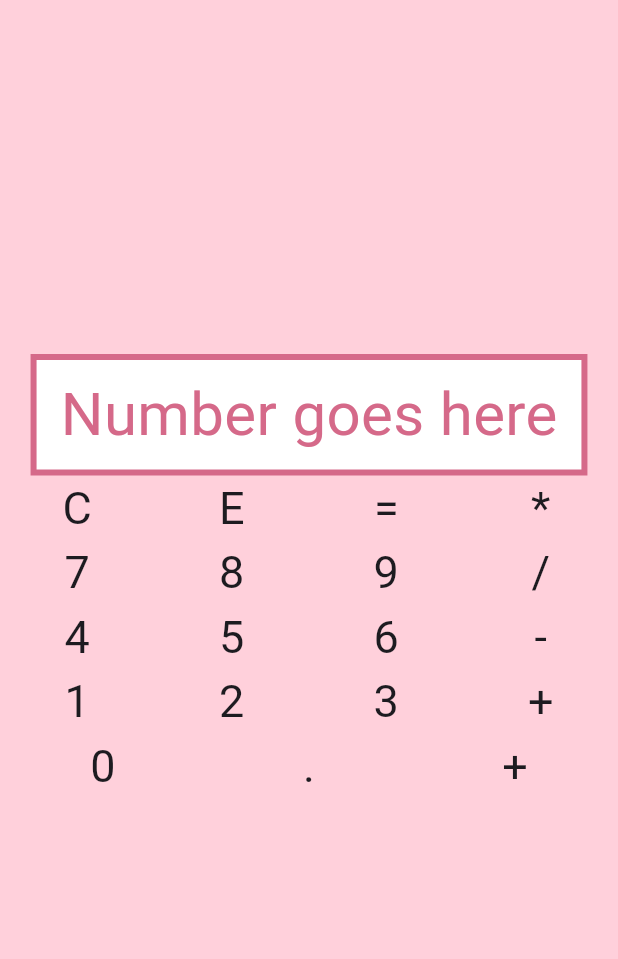
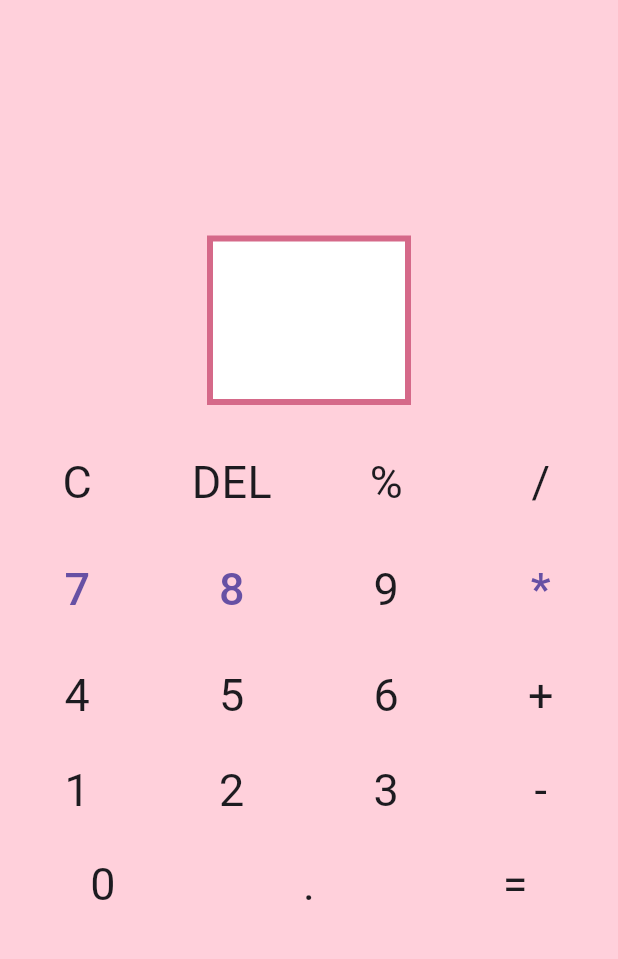
Before and after one commit to strawbloom/calculator, a Flutter app: the screen it shows after launch, on a phone screen of 412 x 824 dp, the part 84-1043 px from its top. Run offline on Flutter 3.47's test engine with Material 3 defaults, Android fonts, the phone set to English and light mode, and no system bars; our stand-ins replace flutter_svg, google_fonts.

Commit message:
Testing calculation logic, and introduce spacing between calculator button rows.

```diff
--- a/lib/home.dart
+++ b/lib/home.dart
@@ -56,6 +56,19 @@ class CalculatorBody extends StatefulWidget {
 }
 
 class _CalculatorBodyState extends State<CalculatorBody> {
+  int number1 = 0;
+  int number2 = 0;
+  int result = 0;
+
+  void showNumber() {
+    Text(
+      '$result',
+      style: GoogleFonts.jersey15(
+        textStyle: TextStyle(fontSize: 40, color: Color(0xffD56989)),
+      ),
+    );
+  }
+
   @override
   Widget build(BuildContext context) {
     return SafeArea(
@@ -77,25 +90,32 @@ class _CalculatorBodyState extends State<CalculatorBody> {
                   child: Expanded(
                     child: Padding(
                       padding: EdgeInsetsGeometry.only(
-                        top: 8,
-                        right: 16,
-                        bottom: 8,
-                        left: 16,
+                        top: 16,
+                        right: 32,
+                        bottom: 16,
+                        left: 32,
                       ),
-                      child: Text(
-                        'Number goes here',
+                      child: TextButton(
+                        onPressed: () {
+                          print(result = number1 + number2);
+                          Text(
+                            '$result',
                             style: GoogleFonts.jersey15(
                               textStyle: TextStyle(
                                 fontSize: 40,
                                 color: Color(0xffD56989),
                               ),
                             ),
+                          );
+                        },
+                        child: Text('', style: TextStyle(fontSize: 40)),
                       ),
                     ),
                   ),
                 ),
               ],
             ),
+            SizedBox(height: 30),
             Row(
               children: [
                 Expanded(
@@ -111,7 +131,7 @@ class _CalculatorBodyState extends State<CalculatorBody> {
                 Expanded(
                   child: Center(
                     child: Text(
-                      'E',
+                      'DEL',
                       style: GoogleFonts.jersey15(
                         textStyle: TextStyle(fontSize: 30),
                       ),
@@ -121,51 +141,7 @@ class _CalculatorBodyState extends State<CalculatorBody> {
                 Expanded(
                   child: Center(
                     child: Text(
-                      '=',
-                      style: GoogleFonts.jersey15(
-                        textStyle: TextStyle(fontSize: 30),
-                      ),
-                    ),
-                  ),
-                ),
-                Expanded(
-                  child: Center(
-                    child: Text(
-                      '*',
-                      style: GoogleFonts.jersey15(
-                        textStyle: TextStyle(fontSize: 30),
-                      ),
-                    ),
-                  ),
-                ),
-              ],
-            ),
-            Row(
-              children: [
-                Expanded(
-                  child: Center(
-                    child: Text(
-                      '7',
-                      style: GoogleFonts.jersey15(
-                        textStyle: TextStyle(fontSize: 30),
-                      ),
-                    ),
-                  ),
-                ),
-                Expanded(
-                  child: Center(
-                    child: Text(
-                      '8',
-                      style: GoogleFonts.jersey15(
-                        textStyle: TextStyle(fontSize: 30),
-                      ),
-                    ),
-                  ),
-                ),
-                Expanded(
-                  child: Center(
-                    child: Text(
-                      '9',
+                      '%',
                       style: GoogleFonts.jersey15(
                         textStyle: TextStyle(fontSize: 30),
                       ),
@@ -184,6 +160,67 @@ class _CalculatorBodyState extends State<CalculatorBody> {
                 ),
               ],
             ),
+            SizedBox(height: 20),
+            Row(
+              children: [
+                Expanded(
+                  child: Center(
+                    child: TextButton(
+                      onPressed: () {
+                        print(number1 = 7);
+                      },
+                      child: Text(
+                        '7',
+                        style: GoogleFonts.jersey15(
+                          textStyle: TextStyle(fontSize: 30),
+                        ),
+                      ),
+                    ),
+                  ),
+                ),
+                Expanded(
+                  child: Center(
+                    child: TextButton(
+                      onPressed: () {
+                        print(number2 = 8);
+                      },
+                      child: Text(
+                        '8',
+                        style: GoogleFonts.jersey15(
+                          textStyle: TextStyle(fontSize: 30),
+                        ),
+                      ),
+                    ),
+                  ),
+                ),
+                Expanded(
+                  child: Center(
+                    child: Text(
+                      '9',
+                      style: GoogleFonts.jersey15(
+                        textStyle: TextStyle(fontSize: 30),
+                      ),
+                    ),
+                  ),
+                ),
+                Expanded(
+                  child: Center(
+                    child: TextButton(
+                      onPressed: () {
+                        print(result = number1 + number2);
+                      },
+                      child: Text(
+                        '*',
+                        style: GoogleFonts.jersey15(
+                          textStyle: TextStyle(fontSize: 30),
+                        ),
+                      ),
+                    ),
+                  ),
+                ),
+              ],
+            ),
+            SizedBox(height: 20),
             Row(
               children: [
                 Expanded(
@@ -219,7 +256,7 @@ class _CalculatorBodyState extends State<CalculatorBody> {
                 Expanded(
                   child: Center(
                     child: Text(
-                      '-',
+                      '+',
                       style: GoogleFonts.jersey15(
                         textStyle: TextStyle(fontSize: 30),
                       ),
@@ -228,6 +265,7 @@ class _CalculatorBodyState extends State<CalculatorBody> {
                 ),
               ],
             ),
+            SizedBox(height: 20),
             Row(
               children: [
                 Expanded(
@@ -263,7 +301,7 @@ class _CalculatorBodyState extends State<CalculatorBody> {
                 Expanded(
                   child: Center(
                     child: Text(
-                      '+',
+                      '-',
                       style: GoogleFonts.jersey15(
                         textStyle: TextStyle(fontSize: 30),
                       ),
@@ -272,6 +310,7 @@ class _CalculatorBodyState extends State<CalculatorBody> {
                 ),
               ],
             ),
+            SizedBox(height: 20),
             Row(
               children: [
                 Expanded(
@@ -297,7 +336,7 @@ class _CalculatorBodyState extends State<CalculatorBody> {
                 Expanded(
                   child: Center(
                     child: Text(
-                      '+',
+                      '=',
                       style: GoogleFonts.jersey15(
                         textStyle: TextStyle(fontSize: 30),
                       ),
```
Lines whose indentation alone changed are shown as unchanged.
